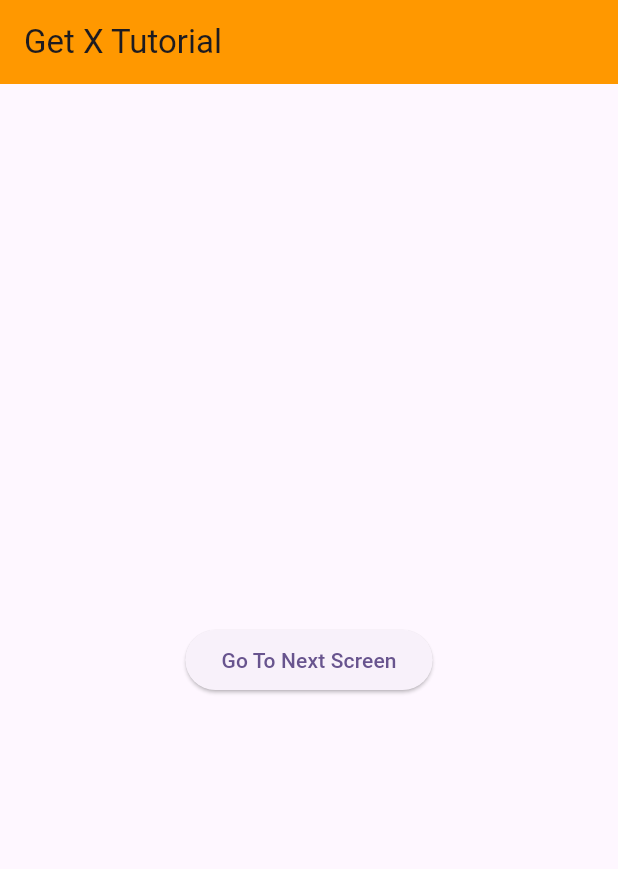
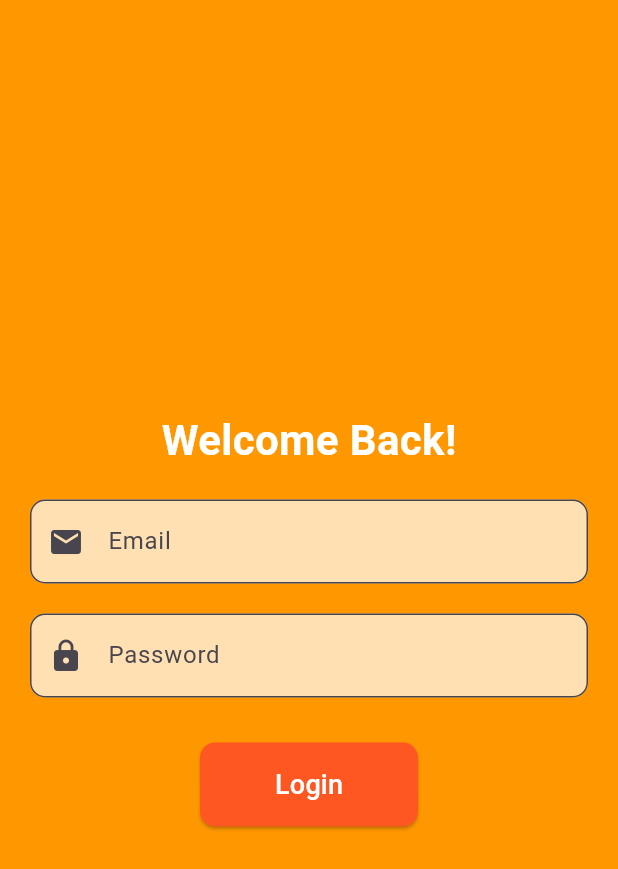
Before and after one commit to RaghibArshi/flutter_complete_getx, a Flutter app: the screen it shows after launch, on a phone screen of 412 x 824 dp. Shown: the top 869 px of the screen. Run offline on Flutter 3.47's test engine with Material 3 defaults, Android fonts, the phone set to English and light mode, and no system bars; our stand-ins replace get.

Commit message:
Login Functionality With GetX

```diff
--- a/lib/home_screen.dart
+++ b/lib/home_screen.dart
@@ -1,9 +1,9 @@
+import 'dart:io';
+
 import 'package:flutter/cupertino.dart';
 import 'package:flutter/material.dart';
 import 'package:get/get.dart';
-import 'package:get/get_common/get_reset.dart';
-import 'package:get/get_core/src/get_main.dart';
-import 'package:getxproject/screen_one.dart';
+import 'package:getxproject/login_controller.dart';
 
 class HomeScreen extends StatefulWidget {
   const HomeScreen({super.key});
@@ -13,26 +13,80 @@ class HomeScreen extends StatefulWidget {
 }
 
 class _HomeScreenState extends State<HomeScreen> {
+
+  LoginController loginController = Get.put(LoginController());
+
   @override
   Widget build(BuildContext context) {
     return Scaffold(
-      appBar: AppBar(
-        title: Text("Get X Tutorial"),
-        backgroundColor: Colors.orange,
-      ),
-      body: Column(
-        mainAxisAlignment: MainAxisAlignment.center,
-        children: [
-          Center(
-            child: ElevatedButton(
-                onPressed: (){
-                  // Navigator.push(context, MaterialPageRoute(builder: (context)=>ScreenOne()));
-                  // Get.to(ScreenOne(), arguments: ['Home Data GetX', 'TheCodeme']);
-                  Get.toNamed('/screenOne', arguments: ['Route Data Passing']);
-                },
-                child: Text('Go To Next Screen')),
-          )
-        ],
+      body: Container(
+        height: Get.height,
+        width: Get.width,
+        color: Colors.orange,
+        child: Center(
+          child: Padding(
+            padding: const EdgeInsets.all(20.0),
+            child: Column(
+              mainAxisAlignment: MainAxisAlignment.center,
+              children: [
+                Text(
+                  "Welcome Back!",
+                  style: TextStyle(
+                    fontSize: 28,
+                    fontWeight: FontWeight.bold,
+                    color: Colors.white,
+                  ),
+                ),
+                SizedBox(height: 20.0,),
+                TextFormField(
+                  controller: loginController.emailController.value,
+                  decoration: InputDecoration(
+                    labelText: "Email",
+                    prefixIcon: Icon(Icons.email),
+                    border: OutlineInputBorder(
+                      borderRadius: BorderRadius.circular(10),
+                    ),
+                    filled: true,
+                    fillColor: Colors.white70,
+                  ),
+                ),
+                SizedBox(height: 20.0,),
+                TextFormField(
+                  controller: loginController.passwordController.value,
+                  obscureText: true,
+                  decoration: InputDecoration(
+                    labelText: "Password",
+                    prefixIcon: Icon(Icons.lock),
+                    border: OutlineInputBorder(
+                      borderRadius: BorderRadius.circular(10),
+                    ),
+                    filled: true,
+                    fillColor: Colors.white70,
+                  ),
+                ),
+                SizedBox(height: 30.0,),
+                Obx((){
+                  return ElevatedButton(
+                    onPressed: () {
+                      loginController.callLoginApi();
+                    },
+                    style: ElevatedButton.styleFrom(
+                      backgroundColor: Colors.deepOrange,
+                      padding: EdgeInsets.symmetric(horizontal: 50, vertical: 15),
+                      shape: RoundedRectangleBorder(
+                        borderRadius: BorderRadius.circular(10),
+                      ),
+                    ),
+                    child: loginController.loading.value ? CircularProgressIndicator() : Text(
+                      "Login",
+                      style: TextStyle(fontSize: 18, color: Colors.white),
+                    ),
+                  );
+                }),
+              ],
+            ),
+          ),
+        ),
       ),
     );
   }
--- /dev/null
+++ b/lib/login_controller.dart
@@ -0,0 +1,40 @@
+import 'dart:convert';
+
+import 'package:flutter/cupertino.dart';
+import 'package:get/get.dart';
+import 'package:http/http.dart';
+
+class LoginController extends GetxController {
+  final emailController = TextEditingController().obs;
+  final passwordController = TextEditingController().obs;
+  RxBool loading = false.obs;
+
+  void callLoginApi() async {
+    try{
+      loading.value = true;
+      final response = await post(Uri.parse('https://reqres.in/api/login'),
+          body: {
+            'email': emailController.value.text,
+            'password': passwordController.value.text
+          },
+        headers: {
+        "Authorization":"Token"
+        },
+      );
+
+      var data = jsonDecode(response.body);
+      print(response.statusCode);
+      print(data);
+      if(response.statusCode == 200){
+        loading.value = false;
+        Get.snackbar('Login Successful', 'User login successfully');
+      } else{
+        loading.value = false;
+        Get.snackbar('Login Failed', data['error']);
+      }
+
+    }catch(e){
+      print(e);
+    }
+  }
+}
--- a/pubspec.yaml
+++ b/pubspec.yaml
@@ -35,7 +35,9 @@ dependencies:
   # The following adds the Cupertino Icons font to your application.
   # Use with the CupertinoIcons class for iOS style icons.
   cupertino_icons: ^1.0.8
+  image_picker:
   get: ^4.6.6
+  http: ^1.3.0
 
 dev_dependencies:
   flutter_test:
```
Also changed, not shown: pubspec.lock, 8 other files.
